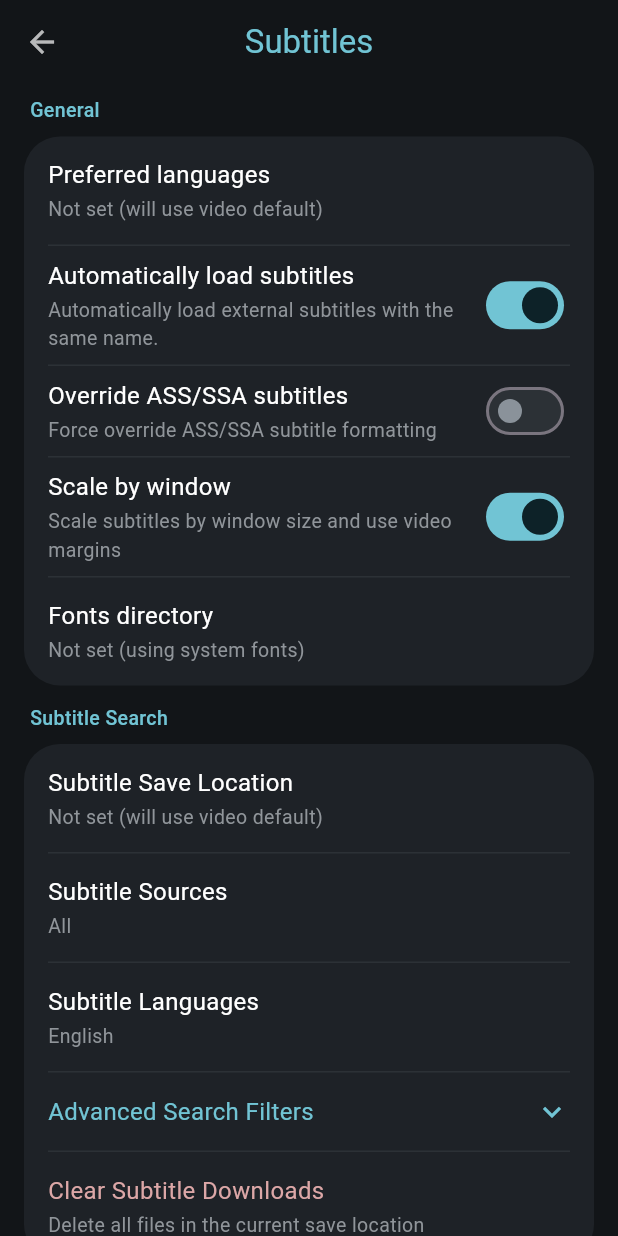
After one commit to userio12/pixelvibe, a Flutter app: the SubtitlesScreen screen opened by its route, on a phone screen of 412 x 824 dp. The commit adds this screen. Run offline on Flutter 3.47's test engine with Material 3 defaults, Android fonts, the phone set to English and light mode, and no system bars; our stand-ins replace app_links, drift, drift_flutter, file_picker, flutter_riverpod, flutter_secure_storage and 3 more; missing offline and left inert: media_kit, media_kit_video; accounts and stored records are empty; generated files the repository leaves out were written again; network calls fail.

Commit message:
feat: Subtitles screen

```diff
--- a/lib/core/router/app_router.dart
+++ b/lib/core/router/app_router.dart
@@ -9,6 +9,7 @@ import '../../presentation/settings/sections/folders_screen.dart';
 import '../../presentation/settings/sections/audio_screen.dart';
 import '../../presentation/settings/sections/player_settings_screen.dart';
 import '../../presentation/settings/sections/gestures_screen.dart';
+import '../../presentation/settings/sections/subtitles_screen.dart';
 import '../../services/preferences_service.dart';
 import 'routes.dart';
 
@@ -215,7 +216,7 @@ class AppRouter {
           parentNavigatorKey: _rootNavigatorKey,
           pageBuilder: (_, _) => CustomTransitionPage(
             key: ValueKey(Routes.settingsSubtitles),
-            child: const _PlaceholderScreen(title: 'Subtitles'),
+            child: const SubtitlesScreen(),
             transitionsBuilder: (context, animation, secondaryAnimation, child) {
               return FadeTransition(opacity: animation, child: child);
             },
--- /dev/null
+++ b/lib/presentation/settings/sections/subtitles_screen.dart
@@ -0,0 +1,151 @@
+import 'package:flutter/material.dart';
+import 'package:flutter_riverpod/flutter_riverpod.dart';
+import '../../../core/di/providers.dart';
+import '../widgets/settings_card_group.dart';
+import '../widgets/standard_action_tile.dart';
+import '../widgets/custom_switch_tile.dart';
+
+final _autoLoadSubsProvider = NotifierProvider<_AutoLoadSubsNotifier, bool>(_AutoLoadSubsNotifier.new);
+class _AutoLoadSubsNotifier extends Notifier<bool> {
+  @override
+  bool build() => ref.watch(preferencesServiceProvider).getAutoLoadSubtitles();
+  void toggle() {
+    state = !state;
+    ref.read(preferencesServiceProvider).setAutoLoadSubtitles(state);
+  }
+}
+
+final _overrideAssProvider = NotifierProvider<_OverrideAssNotifier, bool>(_OverrideAssNotifier.new);
+class _OverrideAssNotifier extends Notifier<bool> {
+  @override
+  bool build() => ref.watch(preferencesServiceProvider).getOverrideAssSsa();
+  void toggle() {
+    state = !state;
+    ref.read(preferencesServiceProvider).setOverrideAssSsa(state);
+  }
+}
+
+final _scaleByWindowProvider = NotifierProvider<_ScaleByWindowNotifier, bool>(_ScaleByWindowNotifier.new);
+class _ScaleByWindowNotifier extends Notifier<bool> {
+  @override
+  bool build() => ref.watch(preferencesServiceProvider).getScaleByWindow();
+  void toggle() {
+    state = !state;
+    ref.read(preferencesServiceProvider).setScaleByWindow(state);
+  }
+}
+
+class SubtitlesScreen extends ConsumerWidget {
+  const SubtitlesScreen({super.key});
+
+  @override
+  Widget build(BuildContext context, WidgetRef ref) {
+    final autoLoad = ref.watch(_autoLoadSubsProvider);
+    final overrideAss = ref.watch(_overrideAssProvider);
+    final scaleByWindow = ref.watch(_scaleByWindowProvider);
+
+    return Scaffold(
+      backgroundColor: const Color(0xFF121518),
+      appBar: AppBar(
+        backgroundColor: const Color(0xFF121518),
+        elevation: 0,
+        scrolledUnderElevation: 0,
+        leading: IconButton(
+          icon: const Icon(Icons.arrow_back, color: Colors.white70),
+          onPressed: () => Navigator.of(context).pop(),
+        ),
+        title: const Text(
+          'Subtitles',
+          style: TextStyle(
+            color: Color(0xFF71C4D4),
+            fontSize: 22,
+            fontWeight: FontWeight.w400,
+          ),
+        ),
+      ),
+      body: SingleChildScrollView(
+        child: Column(
+          crossAxisAlignment: CrossAxisAlignment.start,
+          children: [
+            const SizedBox(height: 8),
+            SettingsCardGroup(
+              sectionTitle: 'General',
+              children: [
+                const StandardActionTile(
+                  title: 'Preferred languages',
+                  subtitle: 'Not set (will use video default)',
+                ),
+                CustomSwitchTile(
+                  title: 'Automatically load subtitles',
+                  subtitle: 'Automatically load external subtitles with the same name.',
+                  value: autoLoad,
+                  onChanged: (_) => ref.read(_autoLoadSubsProvider.notifier).toggle(),
+                ),
+                CustomSwitchTile(
+                  title: 'Override ASS/SSA subtitles',
+                  subtitle: 'Force override ASS/SSA subtitle formatting',
+                  value: overrideAss,
+                  onChanged: (_) => ref.read(_overrideAssProvider.notifier).toggle(),
+                ),
+                CustomSwitchTile(
+                  title: 'Scale by window',
+                  subtitle: 'Scale subtitles by window size and use video margins',
+                  value: scaleByWindow,
+                  onChanged: (_) => ref.read(_scaleByWindowProvider.notifier).toggle(),
+                ),
+                const StandardActionTile(
+                  title: 'Fonts directory',
+                  subtitle: 'Not set (using system fonts)',
+                ),
+              ],
+            ),
+            SettingsCardGroup(
+              sectionTitle: 'Subtitle Search',
+              children: [
+                const StandardActionTile(
+                  title: 'Subtitle Save Location',
+                  subtitle: 'Not set (will use video default)',
+                ),
+                const StandardActionTile(
+                  title: 'Subtitle Sources',
+                  subtitle: 'All',
+                ),
+                const StandardActionTile(
+                  title: 'Subtitle Languages',
+                  subtitle: 'English',
+                ),
+                const StandardActionTile(
+                  title: 'Advanced Search Filters',
+                  titleColor: Color(0xFF71C4D4),
+                  trailing: Icon(Icons.keyboard_arrow_down, color: Color(0xFF71C4D4)),
+                ),
+                const StandardActionTile(
+                  title: 'Clear Subtitle Downloads',
+                  subtitle: 'Delete all files in the current save location',
+                  titleColor: Color(0xFFDCA7A7),
+                ),
+              ],
+            ),
+            const Padding(
+              padding: EdgeInsets.only(left: 20, right: 16, top: 16),
+              child: Row(
+                mainAxisAlignment: MainAxisAlignment.spaceBetween,
+                children: [
+                  Text(
+                    'Subtitle Search provided by',
+                    style: TextStyle(color: Color(0xFF90959A), fontSize: 12),
+                  ),
+                  Text(
+                    'sub.wyzie.ru',
+                    style: TextStyle(color: Color(0xFF71C4D4), fontSize: 12),
+                  ),
+                ],
+              ),
+            ),
+            const SizedBox(height: 24),
+          ],
+        ),
+      ),
+    );
+  }
+}
--- a/lib/services/preferences_service.dart
+++ b/lib/services/preferences_service.dart
@@ -193,6 +193,19 @@ class PreferencesService {
   bool getDynamicSpeedOverlay() => _prefs.getBool(_dynamicSpeedOverlay) ?? true;
   Future<void> setDynamicSpeedOverlay(bool v) => _prefs.setBool(_dynamicSpeedOverlay, v);
 
+  // Subtitle settings
+  static const _autoLoadSubtitles = 'auto_load_subtitles';
+  bool getAutoLoadSubtitles() => _prefs.getBool(_autoLoadSubtitles) ?? true;
+  Future<void> setAutoLoadSubtitles(bool v) => _prefs.setBool(_autoLoadSubtitles, v);
+
+  static const _overrideAssSsa = 'override_ass_ssa';
+  bool getOverrideAssSsa() => _prefs.getBool(_overrideAssSsa) ?? false;
+  Future<void> setOverrideAssSsa(bool v) => _prefs.setBool(_overrideAssSsa, v);
+
+  static const _scaleByWindow = 'scale_by_window';
+  bool getScaleByWindow() => _prefs.getBool(_scaleByWindow) ?? true;
+  Future<void> setScaleByWindow(bool v) => _prefs.setBool(_scaleByWindow, v);
+
   // Audio pitch correction
   static const _audioPitchCorrection = 'audio_pitch_correction';
   bool getAudioPitchCorrection() => _prefs.getBool(_audioPitchCorrection) ?? true;
```
